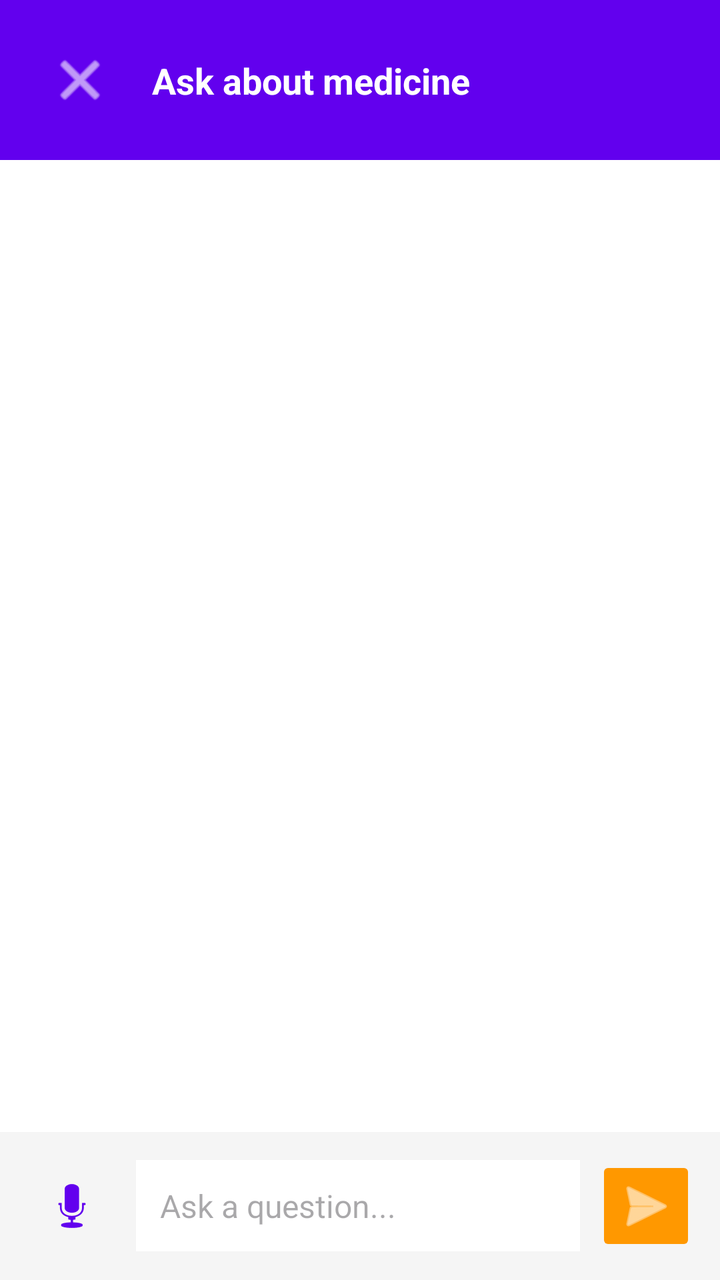
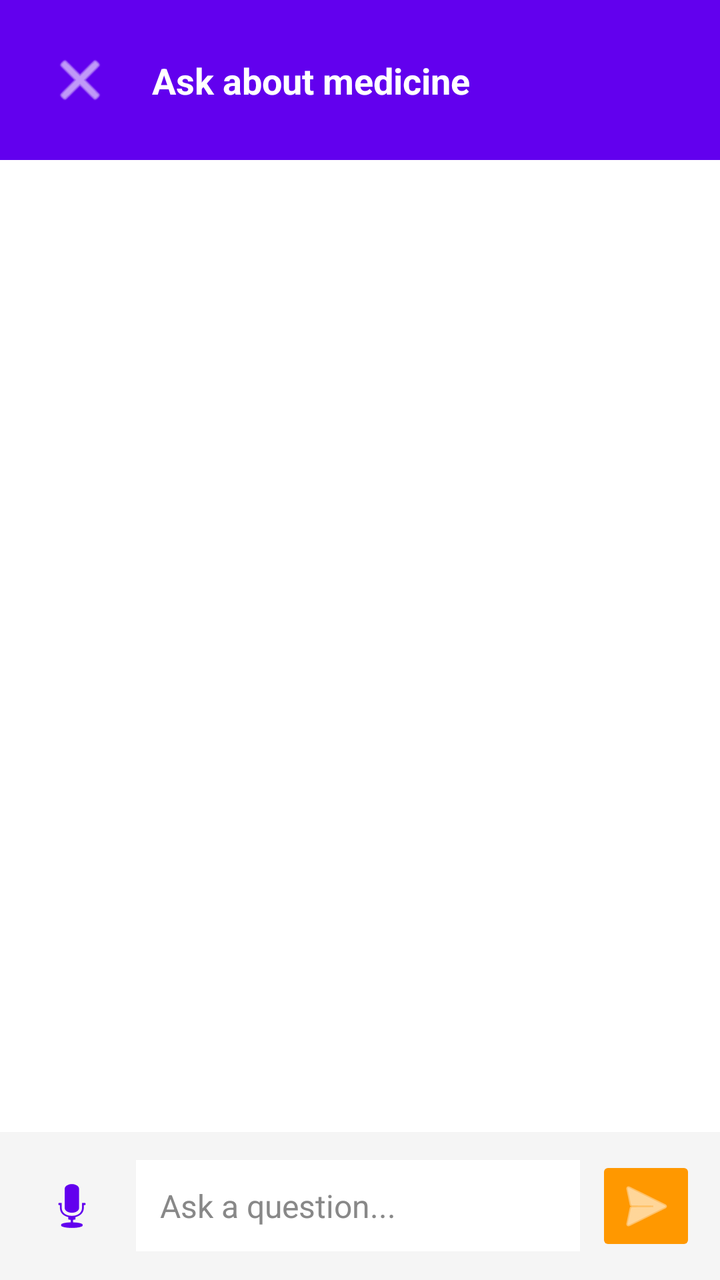

An Android layout rendered at two revisions. The XML below is the earlier revision; the diff shows what the commit changed to produce the second picture.
<!-- AndroidManifest.xml: application theme Theme.Remedium -->
<!-- res/layout/dialog_ask_question.xml -->
<?xml version="1.0" encoding="utf-8"?>
<androidx.constraintlayout.widget.ConstraintLayout
    xmlns:android="http://schemas.android.com/apk/res/android"
    xmlns:app="http://schemas.android.com/apk/res-auto"
    android:layout_width="match_parent"
    android:layout_height="match_parent"
    android:background="#FFFFFF">

    
    <androidx.constraintlayout.widget.ConstraintLayout
        android:id="@+id/header"
        android:layout_width="match_parent"
        android:layout_height="wrap_content"
        android:background="#6200EE"
        android:padding="16dp"
        app:layout_constraintTop_toTopOf="parent">

        <ImageButton
            android:id="@+id/btnClose"
            android:layout_width="48dp"
            android:layout_height="48dp"
            android:background="?attr/selectableItemBackgroundBorderless"
            android:src="@android:drawable/ic_menu_close_clear_cancel"
            android:contentDescription="Close"
            app:tint="#FFFFFF"
            app:layout_constraintStart_toStartOf="parent"
            app:layout_constraintTop_toTopOf="parent"
            app:layout_constraintBottom_toBottomOf="parent" />

        <TextView
            android:id="@+id/tvMedicineName"
            android:layout_width="0dp"
            android:layout_height="wrap_content"
            android:text="Ask about medicine"
            android:textColor="#FFFFFF"
            android:textSize="18sp"
            android:textStyle="bold"
            android:layout_marginStart="12dp"
            app:layout_constraintStart_toEndOf="@id/btnClose"
            app:layout_constraintEnd_toEndOf="parent"
            app:layout_constraintTop_toTopOf="parent"
            app:layout_constraintBottom_toBottomOf="parent" />

    </androidx.constraintlayout.widget.ConstraintLayout>

    
    <androidx.recyclerview.widget.RecyclerView
        android:id="@+id/chatRecyclerView"
        android:layout_width="match_parent"
        android:layout_height="0dp"
        android:padding="8dp"
        android:clipToPadding="false"
        app:layout_constraintTop_toBottomOf="@id/header"
        app:layout_constraintBottom_toTopOf="@id/inputArea" />

    
    <LinearLayout
        android:id="@+id/inputArea"
        android:layout_width="match_parent"
        android:layout_height="wrap_content"
        android:orientation="horizontal"
        android:padding="12dp"
        android:background="#F5F5F5"
        android:gravity="center_vertical"
        app:layout_constraintBottom_toBottomOf="parent">

        
        <ImageButton
            android:id="@+id/btnMic"
            android:layout_width="48dp"
            android:layout_height="48dp"
            android:background="?attr/selectableItemBackgroundBorderless"
            android:src="@android:drawable/ic_btn_speak_now"
            android:contentDescription="Speak"
            app:tint="#6200EE" />

        <EditText
            android:id="@+id/etQuestion"
            android:layout_width="0dp"
            android:layout_height="wrap_content"
            android:layout_weight="1"
            android:hint="Ask a question..."
            android:inputType="textMultiLine"
            android:maxLines="3"
            android:background="@android:color/white"
            android:padding="12dp"
            android:textSize="16sp"
            android:layout_marginStart="8dp" />

        <ImageButton
            android:id="@+id/btnSend"
            android:layout_width="50dp"
            android:layout_height="50dp"
            android:layout_marginStart="8dp"
            android:backgroundTint="#FF9800"
            android:src="@android:drawable/ic_menu_send"
            android:contentDescription="Send"
            app:tint="#FFFFFF" />

    </LinearLayout>

    
    <FrameLayout
        android:id="@+id/loadingOverlay"
        android:layout_width="match_parent"
        android:layout_height="0dp"
        android:background="#CCFFFFFF"
        android:visibility="gone"
        app:layout_constraintTop_toBottomOf="@id/header"
        app:layout_constraintBottom_toTopOf="@id/inputArea">

        <LinearLayout
            android:layout_width="wrap_content"
            android:layout_height="wrap_content"
            android:layout_gravity="center"
            android:orientation="horizontal"
            android:gravity="center">

            <ProgressBar
                android:layout_width="32dp"
                android:layout_height="32dp" />

            <TextView
                android:id="@+id/tvLoading"
                android:layout_width="wrap_content"
                android:layout_height="wrap_content"
                android:text="Gemma is thinking..."
                android:textSize="16sp"
                android:textColor="#666666"
                android:layout_marginStart="16dp" />

        </LinearLayout>

    </FrameLayout>

</androidx.constraintlayout.widget.ConstraintLayout>
<!-- resources referenced by this layout -->
<resources>
  <style name="Theme.Remedium" parent="Base.Theme.Remedium" />
  <style name="Base.Theme.Remedium" parent="Theme.Material3.DayNight.NoActionBar">
          
          
      </style>
</resources>

<!-- the commit's change to res/layout/dialog_ask_question.xml (unified diff, before → after) -->
@@ -4,7 +4,8 @@
     xmlns:app="http://schemas.android.com/apk/res-auto"
     android:layout_width="match_parent"
     android:layout_height="match_parent"
-    android:background="#FFFFFF">
+    android:background="#FFFFFF"
+    android:fitsSystemWindows="true">
 
     
     <androidx.constraintlayout.widget.ConstraintLayout
@@ -60,6 +61,7 @@
         android:layout_height="wrap_content"
         android:orientation="horizontal"
         android:padding="12dp"
+        android:paddingBottom="48dp"
         android:background="#F5F5F5"
         android:gravity="center_vertical"
         app:layout_constraintBottom_toBottomOf="parent">
@@ -85,6 +87,8 @@
             android:background="@android:color/white"
             android:padding="12dp"
             android:textSize="16sp"
+            android:textColor="#000000"
+            android:textColorHint="#888888"
             android:layout_marginStart="8dp" />
 
         <ImageButton
